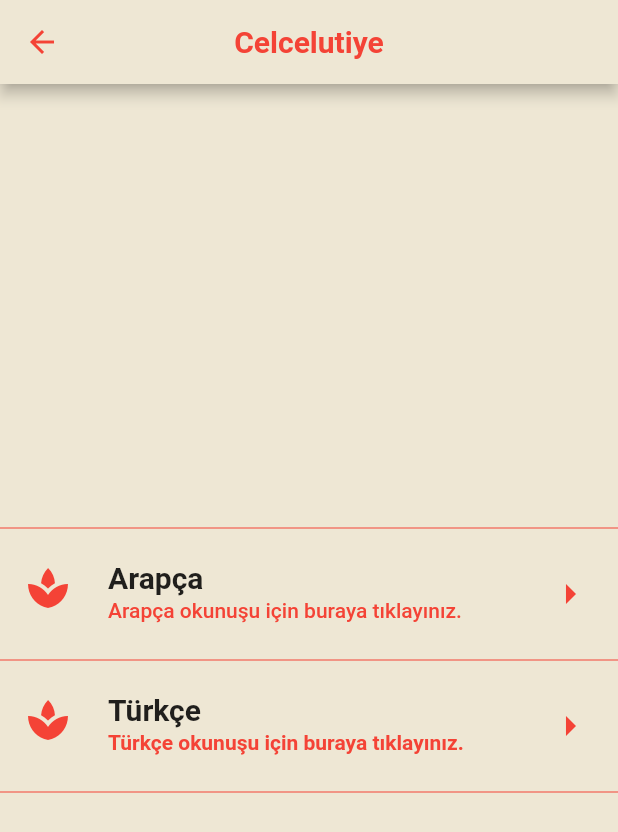
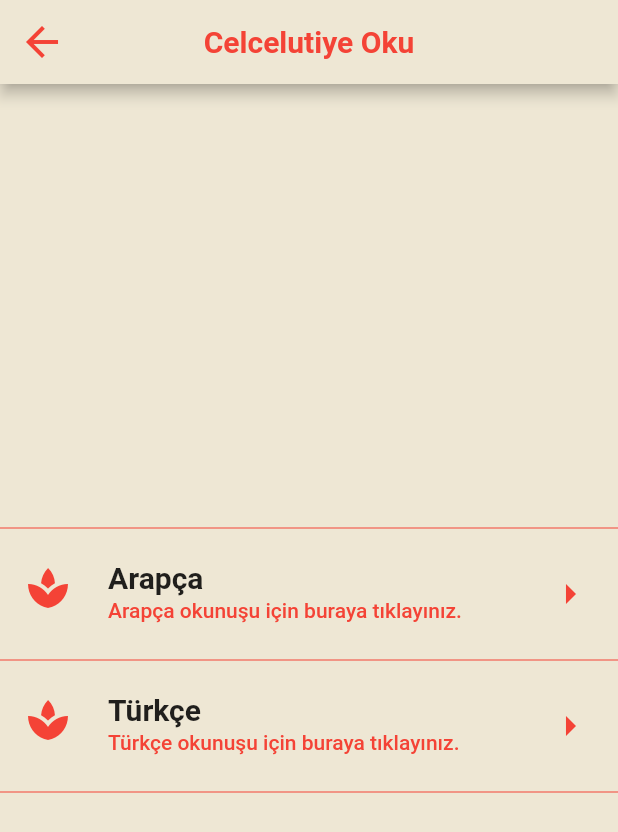
Before and after one commit to yakupbilgen/evradu-ezkar, a Flutter app: the screen it shows after launch, after a tap on "Celcelutiye", on a phone screen of 412 x 824 dp. Shown: the top 832 px of the screen. Run offline on Flutter 3.47's test engine with Material 2 defaults, Android fonts, the phone set to English and light mode, and no system bars.

Commit message:
customListTile widget create

```diff
--- a/lib/constant/app_constant.dart
+++ b/lib/constant/app_constant.dart
@@ -43,6 +43,7 @@ AppBar appAppBar(BuildContext context, String title) {
       icon: const Icon(
         Icons.arrow_back,
         color: Colors.red,
+        size: AppConstant.iconSize,
       ),
       onPressed: () => Navigator.pop(context),
     ),
--- a/lib/constant/celcelutiye/celcelutiye_constant.dart
+++ b/lib/constant/celcelutiye/celcelutiye_constant.dart
@@ -1,6 +1,13 @@
 import 'package:flutter/material.dart';
 
 class CelcelutiyeConstant {
+  static const bgColor = Color(0xFFEEE7D4);
+  static const appBarTitle = 'Celcelutiye Oku';
+  static const textArabic = 'Arapça';
+  static const textTurkish = 'Türkçe';
+  static const subTitleArabic = 'Arapça okunuşu için buraya tıklayınız.';
+  static const subTitleTurkish = 'Türkçe okunuşu için buraya tıklayınız.';
+
   static const celcelutiyeArabicList = [
     "assets/images/celcelutiye/1.jpg",
     "assets/images/celcelutiye/2.jpg",
@@ -16,15 +23,6 @@ class CelcelutiyeConstant {
     "assets/images/celcelutiye/12.jpg",
     "assets/images/celcelutiye/13.jpg",
   ];
-
-  static const bgColor = Color(0xFFEEE7D4);
-  static const appBarTitle = 'Celcelutiye';
-  static const buttonArabic = 'Arapça';
-  static const buttonTurkish = 'Türkçe';
-  static const listTileSubTitleTextArabic =
-      'Arapça okunuşu için buraya tıklayınız.';
-  static const listTileSubTitleTextTurkish =
-      'Türkçe okunuşu için buraya tıklayınız.';
 
   static const celcelutiyeTurkishList = [
     """Bede’tü bi bismillahi rûhî bihihtedet
--- a/lib/main.dart
+++ b/lib/main.dart
@@ -2,7 +2,6 @@ import 'package:evraduezkar/constant/app_constant.dart';
 import 'package:flutter/material.dart';
 
 import 'screen/homepage_screen_list.dart';
-import 'screen/kucuk_cevsen/kucuk_cevsen_homepage.dart';
 
 void main() {
   runApp(const MyApp());
@@ -11,10 +10,6 @@ void main() {
 //TODO:Resim yakınlaştırmaya bak!
 
 //TODO:Sekine Duası türkçesi olsun
-
-//TODO: Backcgroun color mainde theme scaffold color olarak verilsin.
-
-//TODO:background color ları kaldır.
 
 class MyApp extends StatelessWidget {
   const MyApp({Key? key}) : super(key: key);
--- a/lib/screen/celcelutiye/celcelutiye_homepage.dart
+++ b/lib/screen/celcelutiye/celcelutiye_homepage.dart
@@ -2,6 +2,7 @@ import 'package:evraduezkar/constant/app_constant.dart';
 import 'package:evraduezkar/constant/celcelutiye/celcelutiye_constant.dart';
 import 'package:evraduezkar/screen/celcelutiye/celcelutiye_arabic.dart';
 import 'package:evraduezkar/screen/celcelutiye/celcelutiye_turkish.dart';
+import 'package:evraduezkar/widget/widgets.dart';
 import 'package:flutter/material.dart';
 
 class CelcelutiyeHomepage extends StatefulWidget {
@@ -10,7 +11,6 @@ class CelcelutiyeHomepage extends StatefulWidget {
   @override
   _CelcelutiyeHomepageState createState() => _CelcelutiyeHomepageState();
 }
-//TODO: Column yerine list separated kullan. listtile extrac method yap. title, subtitle ve navigator constructor ata
 
 class _CelcelutiyeHomepageState extends State<CelcelutiyeHomepage> {
   @override
@@ -21,76 +21,10 @@ class _CelcelutiyeHomepageState extends State<CelcelutiyeHomepage> {
         mainAxisAlignment: MainAxisAlignment.center,
         crossAxisAlignment: CrossAxisAlignment.center,
         children: [
-          appConstantDivider(),
-          ListTile(
-            leading: const Icon(
-              Icons.spa,
-              size: AppConstant.iconSize,
-              color: AppConstant.iconColor,
-            ),
-            title: Text(
-              CelcelutiyeConstant.buttonArabic,
-              style: Theme.of(context)
-                  .textTheme
-                  .headline6
-                  ?.copyWith(fontWeight: FontWeight.bold),
-            ),
-            subtitle: Text(
-              CelcelutiyeConstant.listTileSubTitleTextArabic,
-              style: Theme.of(context)
-                  .textTheme
-                  .bodyText1
-                  ?.copyWith(color: Colors.red),
-            ),
-            trailing: const Icon(
-              Icons.arrow_right,
-              size: AppConstant.iconSize,
-              color: AppConstant.iconColor,
-            ),
-            onTap: () {
-              Navigator.push(
-                context,
-                MaterialPageRoute(
-                  builder: (context) => const CelcelutiyeArabic(),
-                ),
-              );
-            },
-          ),
-          appConstantDivider(),
-          ListTile(
-            leading: const Icon(
-              Icons.spa,
-              size: AppConstant.iconSize,
-              color: AppConstant.iconColor,
-            ),
-            title: Text(
-              CelcelutiyeConstant.buttonTurkish,
-              style: Theme.of(context)
-                  .textTheme
-                  .headline6
-                  ?.copyWith(fontWeight: FontWeight.bold),
-            ),
-            subtitle: Text(
-              CelcelutiyeConstant.listTileSubTitleTextTurkish,
-              style: Theme.of(context)
-                  .textTheme
-                  .bodyText1
-                  ?.copyWith(fontWeight: FontWeight.bold, color: Colors.red),
-            ),
-            trailing: const Icon(
-              Icons.arrow_right,
-              size: AppConstant.iconSize,
-              color: AppConstant.iconColor,
-            ),
-            onTap: () {
-              Navigator.push(
-                context,
-                MaterialPageRoute(
-                  builder: (context) => const CelcelutiyeTurkish(),
-                ),
-              );
-            },
-          ),
+          customListTile(context, CelcelutiyeConstant.textArabic,
+              CelcelutiyeConstant.subTitleArabic, const CelcelutiyeArabic()),
+          customListTile(context, CelcelutiyeConstant.textTurkish,
+              CelcelutiyeConstant.subTitleTurkish, const CelcelutiyeTurkish()),
           appConstantDivider(),
         ],
       ),
--- a/lib/screen/homepage_screen_list.dart
+++ b/lib/screen/homepage_screen_list.dart
@@ -2,6 +2,7 @@ import 'package:evraduezkar/constant/app_constant.dart';
 import 'package:evraduezkar/screen/gunluk_vird/gunluk_vird_homepage.dart';
 import 'package:evraduezkar/screen/sekine/sekine_homepage.dart';
 import 'package:evraduezkar/screen/tahmidiyye/tahmidiyye_homepage.dart';
+import 'package:evraduezkar/widget/widgets.dart';
 import 'package:flutter/material.dart';
 
 import 'celcelutiye/celcelutiye_homepage.dart';
@@ -18,29 +19,34 @@ class HomepageScreenList extends StatelessWidget {
       body: Column(
         mainAxisAlignment: MainAxisAlignment.center,
         children: [
-          listTileItem(
+          customListTile(
             context,
             AppConstant.screenListKucukCevsen,
+            '',
             const KucukCevsenHomepage(),
           ),
-          listTileItem(
+          customListTile(
             context,
             AppConstant.screenListTahmidiyye,
+            '',
             const TahmidiyyeHomePage(),
           ),
-          listTileItem(
+          customListTile(
             context,
             AppConstant.screenListCelcelutiye,
+            '',
             const CelcelutiyeHomepage(),
           ),
-          listTileItem(
+          customListTile(
             context,
             AppConstant.screenListSekineDuasi,
+            '',
             const SekineHomePage(),
           ),
-          listTileItem(
+          customListTile(
             context,
             AppConstant.screenListGunlukVird,
+            '',
             const GunlukVirdHomepage(),
           ),
           appConstantDivider(),
@@ -49,37 +55,3 @@ class HomepageScreenList extends StatelessWidget {
     );
   }
 }
-
-//TODO: bu widget celcelutiye ve tahmidiyye homepage için kullanılacak.
-Widget listTileItem(
-    BuildContext context, String title, StatefulWidget navigatorFunc) {
-  return Column(
-    mainAxisAlignment: MainAxisAlignment.center,
-    children: [
-      appConstantDivider(),
-      ListTile(
-        leading: const Icon(
-          Icons.spa,
-          size: AppConstant.iconSize,
-          color: AppConstant.iconColor,
-        ),
-        title: Text(
-          title,
-          style: Theme.of(context)
-              .textTheme
-              .headline6
-              ?.copyWith(fontWeight: FontWeight.bold),
-        ),
-        trailing: const Icon(
-          Icons.arrow_right,
-          size: AppConstant.iconSize,
-          color: AppConstant.iconColor,
-        ),
-        onTap: () {
-          Navigator.push(
-              context, MaterialPageRoute(builder: (context) => navigatorFunc));
-        },
-      ),
-    ],
-  );
-}
--- /dev/null
+++ b/lib/widget/widgets.dart
@@ -0,0 +1,45 @@
+import 'package:evraduezkar/constant/app_constant.dart';
+import 'package:flutter/material.dart';
+
+Widget customListTile(BuildContext context, String title, String subtitle,
+    StatefulWidget navigatorPage) {
+  return Column(
+    children: [
+      appConstantDivider(),
+      ListTile(
+        leading: const Icon(
+          Icons.spa,
+          size: AppConstant.iconSize,
+          color: AppConstant.iconColor,
+        ),
+        title: Text(
+          title,
+          style: Theme.of(context)
+              .textTheme
+              .headline6
+              ?.copyWith(fontWeight: FontWeight.bold),
+        ),
+        subtitle: Text(
+          subtitle,
+          style: Theme.of(context)
+              .textTheme
+              .bodyText1
+              ?.copyWith(color: Colors.red),
+        ),
+        trailing: const Icon(
+          Icons.arrow_right,
+          size: AppConstant.iconSize,
+          color: AppConstant.iconColor,
+        ),
+        onTap: () {
+          Navigator.push(
+            context,
+            MaterialPageRoute(
+              builder: (context) => navigatorPage,
+            ),
+          );
+        },
+      ),
+    ],
+  );
+}
```
Also changed, not shown: lib/constant/tahmidiyye/tahmidiyye_constant.dart (+9 -11 lines), lib/screen/gunluk_vird/gunluk_vird_homepage.dart (+8 -8 lines), lib/screen/kucuk_cevsen/kucuk_cevsen_read_screen.dart (+0 -7 lines), lib/screen/tahmidiyye/tahmidiyye_homepage.dart (+8 -72 lines).
